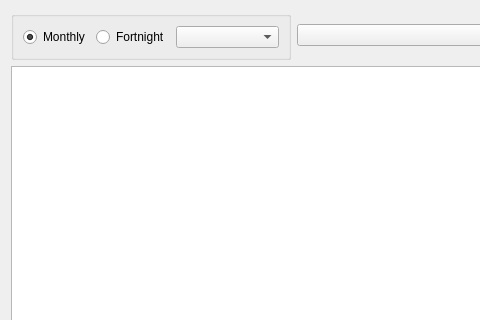
Qt form UI/Dialogs/gov_remittance.ui (Justin-Kuchmy/JustPay_App) before a commit; both pictures show x 0 to 480 and y 0 to 320 of the 1081 by 514 pixel window.
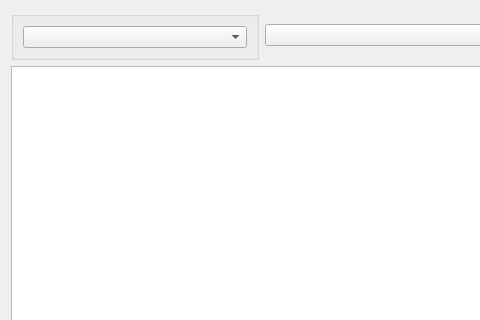
The same form after that commit.

What changed in the file:
```diff
--- a/UI/Dialogs/gov_remittance.ui
+++ b/UI/Dialogs/gov_remittance.ui
@@ -33,23 +33,6 @@
           <string/>
          </property>
          <layout class="QHBoxLayout" name="horizontalLayout">
-          <item>
-           <widget class="QRadioButton" name="radioButton_2">
-            <property name="text">
-             <string>Monthly</string>
-            </property>
-            <property name="checked">
-             <bool>true</bool>
-            </property>
-           </widget>
-          </item>
-          <item>
-           <widget class="QRadioButton" name="radioButton">
-            <property name="text">
-             <string>Fortnight</string>
-            </property>
-           </widget>
-          </item>
           <item>
            <widget class="QComboBox" name="payPeriodFilter">
             <property name="placeholderText">
```
